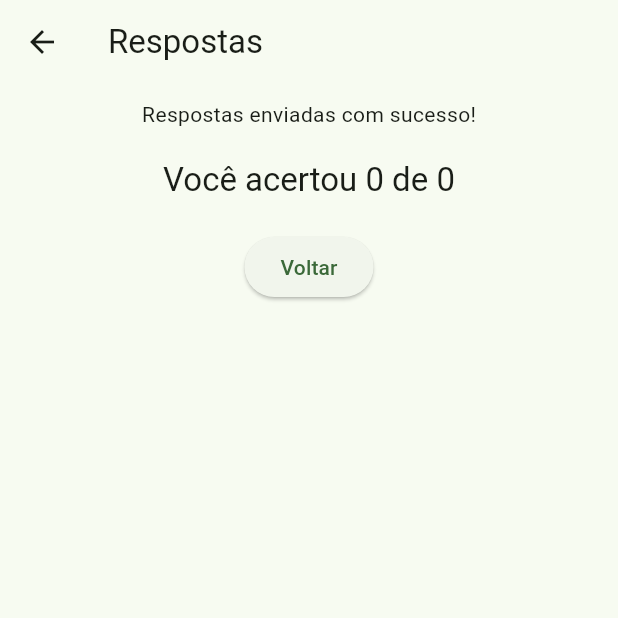
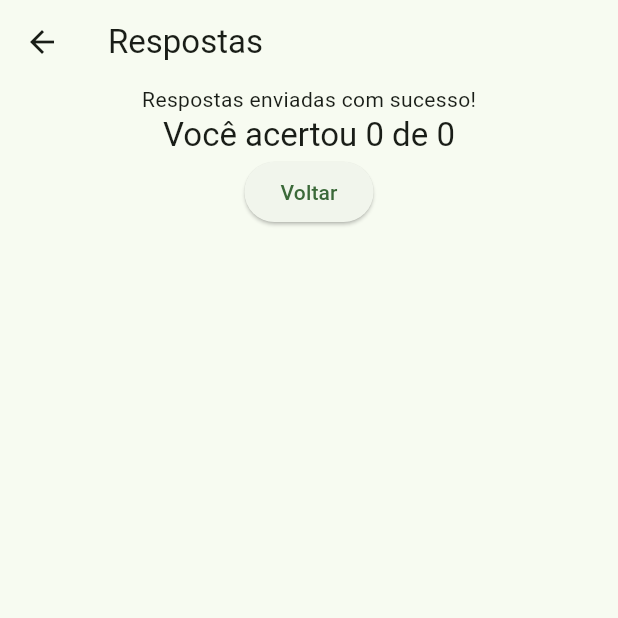
Before and after one commit to carlosmds/ie-udesc-quiz, a Flutter app: the _QuizAnswerPage screen opened directly with empty values, after a tap on "Enviar", on a phone screen of 412 x 824 dp, the top half of it. Run offline on Flutter 3.47's test engine with Material 2 defaults, Android fonts, the phone set to English and light mode, and no system bars; our stand-ins replace firebase_auth, firebase_core, firebase_database, google_sign_in; missing offline and left inert: dart:js_util; accounts and stored records are empty; network calls fail.

Commit message:
Update main.dart

```diff
--- a/flutter_quiz/lib/main.dart
+++ b/flutter_quiz/lib/main.dart
@@ -519,15 +519,15 @@ class _QuizAnswerPageState extends State<_QuizAnswerPage> {
                     child: Column(
               children: [
                 Container(
-                    margin: const EdgeInsets.all(10),
+
                     child: const Text("Respostas enviadas com sucesso!")),
                 Container(
-                    margin: const EdgeInsets.all(10),
+
                     child: Text(
                         "Você acertou $correctAnswers de ${quiz.questions.length}",
                         style: Theme.of(context).textTheme.titleLarge)),
                 Container(
-                    margin: const EdgeInsets.all(10),
+
                     child: ElevatedButton(
                         onPressed: () {
                           Navigator.of(context).pop();
```
